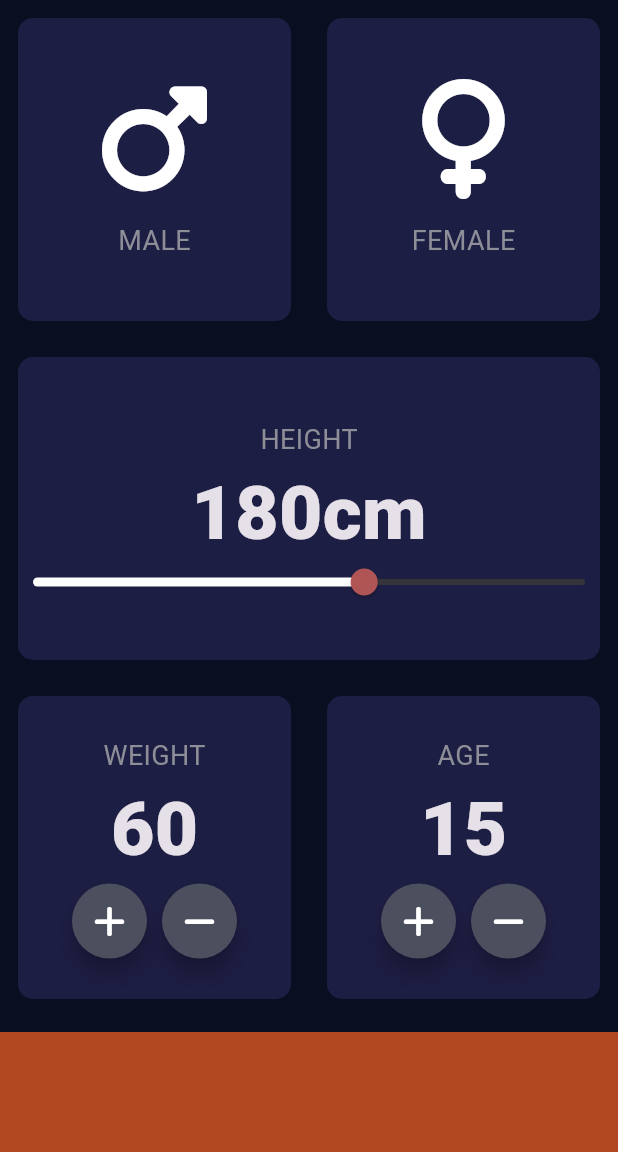
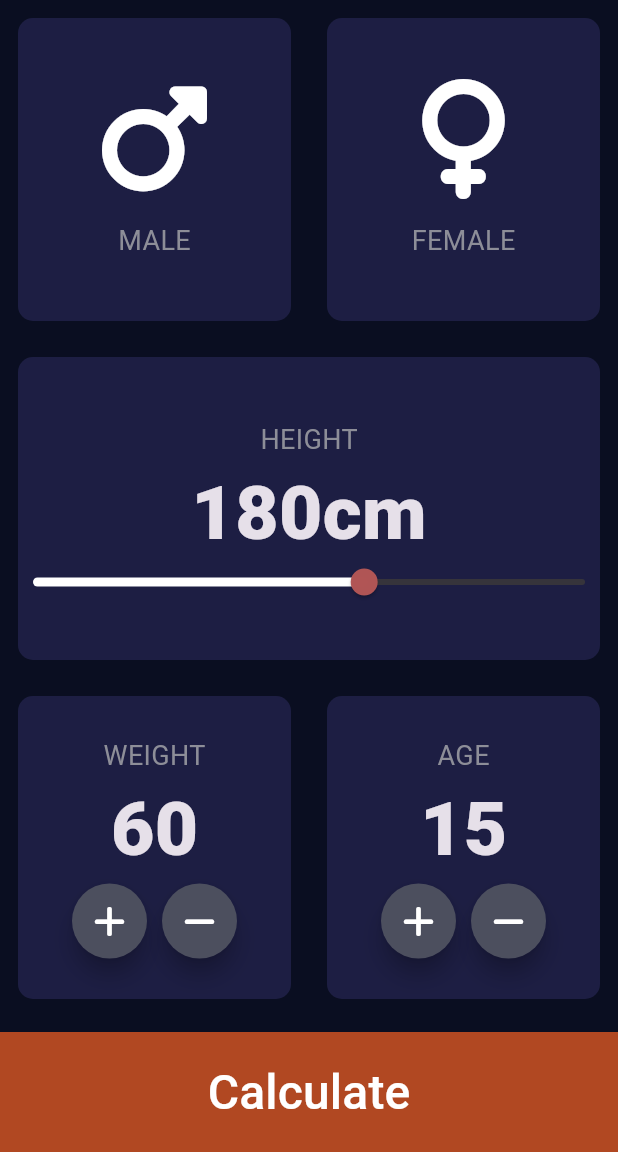
Before and after one commit to rokayaraka/BMI-Calculator, a Flutter app: the screen it shows after launch, on a phone screen of 412 x 824 dp, the part 84-1236 px from its top. Run offline on Flutter 3.47's test engine with Material 3 defaults, Android fonts, the phone set to English and light mode, and no system bars; our stand-ins replace font_awesome_flutter.

```diff
--- a/lib/input_page.dart
+++ b/lib/input_page.dart
@@ -3,6 +3,7 @@ import 'package:font_awesome_flutter/font_awesome_flutter.dart';
 import 'constant.dart';
 import 'icon_content.dart';
 import 'reusable_card.dart';
+import 'result_page.dart';
 
 enum Gender {
   male,
@@ -214,6 +215,20 @@ class _InputPageState extends State<InputPage> {
             margin: EdgeInsets.only(top: 10.0),
             width: double.infinity,
             height: bottomContainerheight,
+            child: TextButton(
+              onPressed: () {
+                Navigator.push(context, MaterialPageRoute(builder: (context) {
+                  return result();
+                }));
+              },
+              child: Text(
+                'Calculate',
+                style: TextStyle(
+                  fontSize: 32.0,
+                  color: Colors.white,
+                ),
+              ),
+            ),
           ),
         ],
       ),
```
Also changed, not shown: lib/result_page.dart (added, +21 -0 lines).
